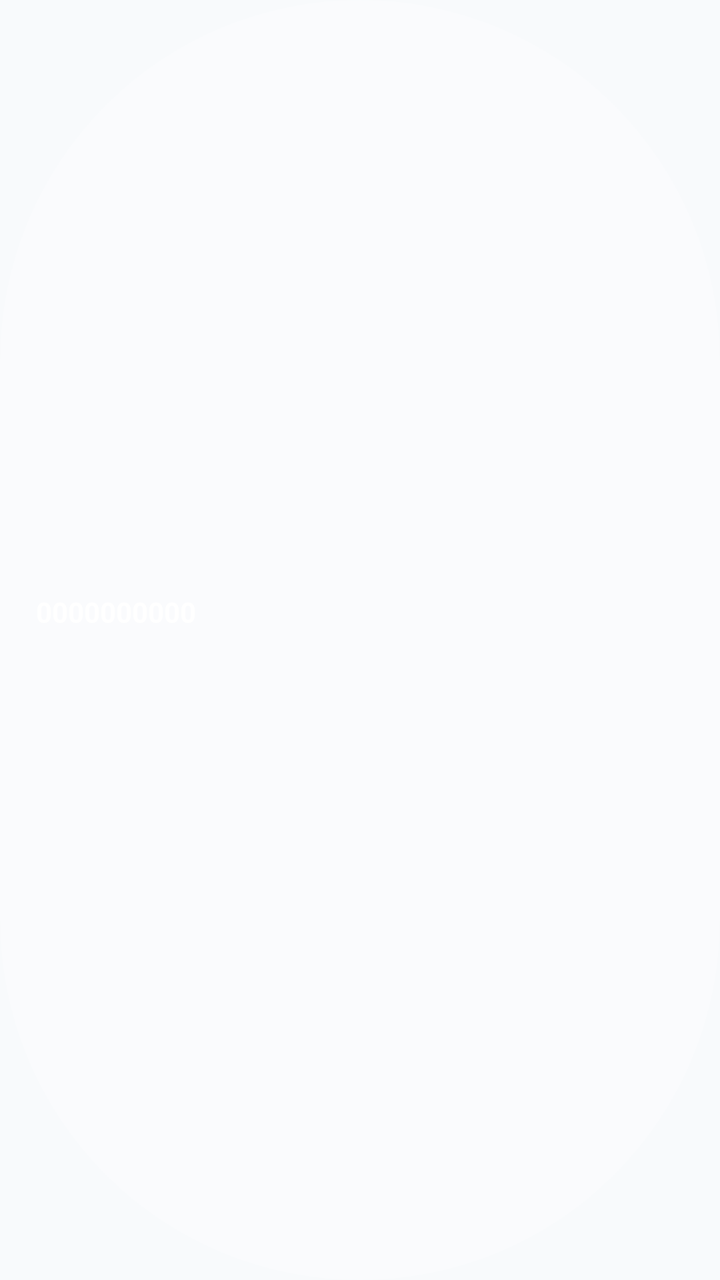
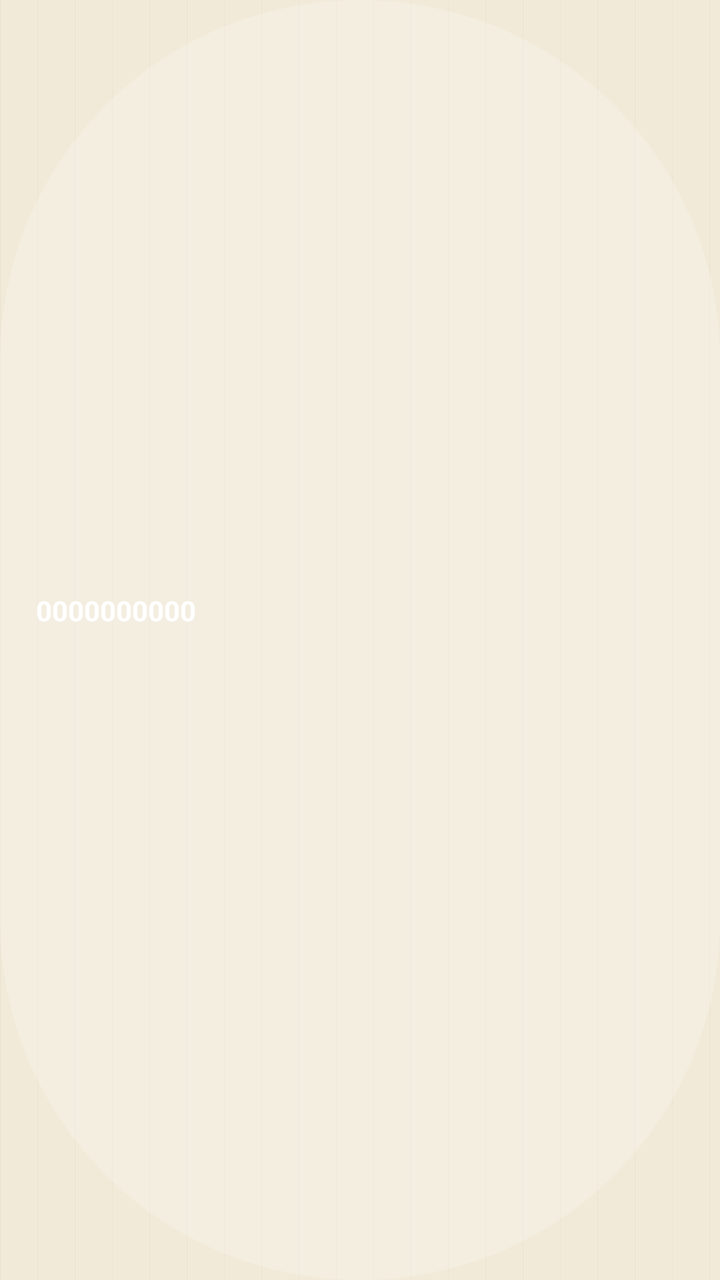

Compare the two renders of this Android layout. The source of the first and the diff that turns it into the second are given below.
<!-- AndroidManifest.xml: application theme Theme.PackTracker -->
<!-- res/layout/item_scanned_barcode.xml -->
<?xml version="1.0" encoding="utf-8"?>
<LinearLayout xmlns:android="http://schemas.android.com/apk/res/android"
    xmlns:app="http://schemas.android.com/apk/res-auto"
    android:layout_width="match_parent"
    android:layout_height="wrap_content"
    android:layout_marginBottom="4dp"
    android:background="@drawable/bg_glass_pill"
    android:gravity="center_vertical"
    android:orientation="horizontal"
    android:padding="10dp">

    <TextView
        android:id="@+id/tvIndex"
        android:layout_width="wrap_content"
        android:layout_height="wrap_content"
        android:layout_marginEnd="8dp"
        android:text=""
        android:textColor="#99FFFFFF"
        android:textSize="12sp"
        android:textStyle="bold" />

    <LinearLayout
        android:layout_width="0dp"
        android:layout_height="wrap_content"
        android:layout_weight="1"
        android:orientation="vertical">

        <TextView
            android:id="@+id/tvBarcodeValue"
            android:layout_width="wrap_content"
            android:layout_height="wrap_content"
            android:maxLines="1"
            android:ellipsize="end"
            android:text="0000000000"
            android:textColor="@color/white"
            android:textSize="14sp"
            android:textStyle="bold" />

        <TextView
            android:id="@+id/tvFormat"
            android:layout_width="wrap_content"
            android:layout_height="wrap_content"
            android:text=""
            android:textColor="#CCFFFFFF"
            android:textSize="10sp" />

        <TextView
            android:id="@+id/tvStatus"
            android:layout_width="wrap_content"
            android:layout_height="wrap_content"
            android:text=""
            android:textColor="@color/white"
            android:textSize="11sp" />

        <TextView
            android:id="@+id/tvDuplicate"
            android:layout_width="wrap_content"
            android:layout_height="wrap_content"
            android:text="Duplicate"
            android:textColor="#FFFFB74D"
            android:textSize="10sp"
            android:visibility="gone" />

        <TextView
            android:id="@+id/tvSaved"
            android:layout_width="wrap_content"
            android:layout_height="wrap_content"
            android:text="Saved"
            android:textColor="#FF81C784"
            android:textSize="10sp"
            android:visibility="gone" />

        <TextView
            android:id="@+id/tvOfflineSaved"
            android:layout_width="wrap_content"
            android:layout_height="wrap_content"
            android:text="Saved offline — will sync"
            android:textColor="#CCFFFFFF"
            android:textSize="10sp"
            android:visibility="gone" />

        <TextView
            android:id="@+id/tvError"
            android:layout_width="wrap_content"
            android:layout_height="wrap_content"
            android:text="Failed to save"
            android:textColor="#FFFF6B6B"
            android:textSize="10sp"
            android:visibility="gone" />
    </LinearLayout>

    <ProgressBar
        android:id="@+id/progressSaving"
        android:layout_width="20dp"
        android:layout_height="20dp"
        android:layout_marginEnd="8dp"
        android:indeterminateTint="@color/white"
        android:visibility="gone" />

    <ImageButton
        android:id="@+id/btnRetry"
        android:layout_width="40dp"
        android:layout_height="40dp"
        android:background="?attr/selectableItemBackgroundBorderless"
        android:contentDescription="Retry"
        android:src="@drawable/ic_refresh"
        android:visibility="gone"
        app:tint="@color/white" />
</LinearLayout>
<!-- resources referenced by this layout -->
<resources>
  <color name="white">#FFFFFF</color>
  <!-- drawable bg_glass_pill (drawable) -->
  <?xml version="1.0" encoding="utf-8"?>
  <shape xmlns:android="http://schemas.android.com/apk/res/android"
      android:shape="rectangle">
      <solid android:color="#33FFFFFF"/>
      <corners android:radius="999dp"/>
  </shape>
  <style name="Theme.PackTracker" parent="Theme.Material3.Light.NoActionBar">
          <item name="colorPrimary">@color/primary</item>
          <item name="colorOnPrimary">@color/white</item>
          <item name="colorPrimaryContainer">@color/primary_light</item>
          <item name="colorSecondary">@color/secondary</item>
          <item name="colorOnSecondary">@color/white</item>
          <item name="colorSurface">@color/surface</item>
          <item name="colorOnSurface">@color/on_surface</item>
          <item name="android:colorBackground">@color/background</item>
          <item name="colorSurfaceVariant">@color/grey_light</item>
          <item name="colorOnSurfaceVariant">@color/on_surface_variant</item>
          <item name="android:statusBarColor">@color/green_primary</item>
      </style>
  <color name="primary">#2563EB</color>
  <color name="primary_light">#EFF6FF</color>
  <color name="secondary">#10B981</color>
  <color name="surface">#FFFFFF</color>
  <color name="on_surface">#1E293B</color>
  <color name="background">#F8FAFC</color>
  <color name="grey_light">#F1F5F9</color>
  <color name="on_surface_variant">#64748B</color>
  <color name="green_primary">#10B981</color>
  <!-- unchanged entries left out for length: 1 -->
</resources>

<!-- the commit's change to res/layout/item_scanned_barcode.xml (unified diff, before → after) -->
@@ -15,8 +15,8 @@
         android:layout_height="wrap_content"
         android:layout_marginEnd="8dp"
         android:text=""
-        android:textColor="#99FFFFFF"
-        android:textSize="12sp"
+        android:textColor="@color/overlay_text_mid"
+        android:textSize="@dimen/text_caption"
         android:textStyle="bold" />
 
     <LinearLayout
@@ -33,7 +33,7 @@
             android:ellipsize="end"
             android:text="0000000000"
             android:textColor="@color/white"
-            android:textSize="14sp"
+            android:textSize="@dimen/text_body"
             android:textStyle="bold" />
 
         <TextView
@@ -41,8 +41,8 @@
             android:layout_width="wrap_content"
             android:layout_height="wrap_content"
             android:text=""
-            android:textColor="#CCFFFFFF"
-            android:textSize="10sp" />
+            android:textColor="@color/overlay_text_high"
+            android:textSize="@dimen/text_micro" />
 
         <TextView
             android:id="@+id/tvStatus"
@@ -50,15 +50,15 @@
             android:layout_height="wrap_content"
             android:text=""
             android:textColor="@color/white"
-            android:textSize="11sp" />
+            android:textSize="@dimen/text_micro" />
 
         <TextView
             android:id="@+id/tvDuplicate"
             android:layout_width="wrap_content"
             android:layout_height="wrap_content"
             android:text="Duplicate"
-            android:textColor="#FFFFB74D"
-            android:textSize="10sp"
+            android:textColor="@color/overlay_pending"
+            android:textSize="@dimen/text_micro"
             android:visibility="gone" />
 
         <TextView
@@ -66,8 +66,8 @@
             android:layout_width="wrap_content"
             android:layout_height="wrap_content"
             android:text="Saved"
-            android:textColor="#FF81C784"
-            android:textSize="10sp"
+            android:textColor="@color/overlay_success"
+            android:textSize="@dimen/text_micro"
             android:visibility="gone" />
 
         <TextView
@@ -75,8 +75,8 @@
             android:layout_width="wrap_content"
             android:layout_height="wrap_content"
             android:text="Saved offline — will sync"
-            android:textColor="#CCFFFFFF"
-            android:textSize="10sp"
+            android:textColor="@color/overlay_text_high"
+            android:textSize="@dimen/text_micro"
             android:visibility="gone" />
 
         <TextView
@@ -84,8 +84,8 @@
             android:layout_width="wrap_content"
             android:layout_height="wrap_content"
             android:text="Failed to save"
-            android:textColor="#FFFF6B6B"
-            android:textSize="10sp"
+            android:textColor="@color/overlay_error"
+            android:textSize="@dimen/text_micro"
             android:visibility="gone" />
     </LinearLayout>
 
<!-- resource entries referenced after the edit -->
@@ -1,35 +1,166 @@
 <!-- resources referenced by this layout -->
 <resources>
-  <color name="white">#FFFFFF</color>
+  <color name="overlay_error">#FFFF6B6B</color>
+  <color name="overlay_pending">#FFFFB74D</color>
+  <color name="overlay_success">#FF81C784</color>
+  <color name="overlay_text_high">#CCFFFFFF</color>
+  <color name="overlay_text_mid">#99FFFFFF</color>
+  <color name="white">#FFFFFFFF</color>
+  <dimen name="text_body">14sp</dimen>
+  <dimen name="text_caption">12sp</dimen>
+  <dimen name="text_micro">11sp</dimen>
   <!-- drawable bg_glass_pill (drawable) -->
   <?xml version="1.0" encoding="utf-8"?>
   <shape xmlns:android="http://schemas.android.com/apk/res/android"
       android:shape="rectangle">
-      <solid android:color="#33FFFFFF"/>
+      <solid android:color="@color/glass_tint"/>
       <corners android:radius="999dp"/>
   </shape>
-  <style name="Theme.PackTracker" parent="Theme.Material3.Light.NoActionBar">
+  <style name="Theme.PackTracker" parent="Theme.Material3.DayNight.NoActionBar">
+          
           <item name="colorPrimary">@color/primary</item>
-          <item name="colorOnPrimary">@color/white</item>
-          <item name="colorPrimaryContainer">@color/primary_light</item>
+          <item name="colorOnPrimary">@color/on_primary</item>
+          <item name="colorPrimaryContainer">@color/primary_container</item>
+          <item name="colorOnPrimaryContainer">@color/on_primary_container</item>
           <item name="colorSecondary">@color/secondary</item>
-          <item name="colorOnSecondary">@color/white</item>
+          <item name="colorOnSecondary">@color/on_secondary</item>
+          <item name="colorSecondaryContainer">@color/secondary_container</item>
+          <item name="colorOnSecondaryContainer">@color/on_secondary_container</item>
+          <item name="colorTertiary">@color/tertiary</item>
+          <item name="colorOnTertiary">@color/on_tertiary</item>
+          <item name="colorTertiaryContainer">@color/tertiary_container</item>
+          <item name="colorOnTertiaryContainer">@color/on_tertiary_container</item>
+  
+          
+          <item name="android:colorBackground">@color/background</item>
+          <item name="colorOnBackground">@color/on_background</item>
           <item name="colorSurface">@color/surface</item>
           <item name="colorOnSurface">@color/on_surface</item>
-          <item name="android:colorBackground">@color/background</item>
-          <item name="colorSurfaceVariant">@color/grey_light</item>
+          <item name="colorSurfaceVariant">@color/surface_variant</item>
           <item name="colorOnSurfaceVariant">@color/on_surface_variant</item>
-          <item name="android:statusBarColor">@color/green_primary</item>
+          <item name="colorSurfaceContainerLowest">@color/surface_container_lowest</item>
+          <item name="colorSurfaceContainerLow">@color/surface_container_low</item>
+          <item name="colorSurfaceContainer">@color/surface_container</item>
+          <item name="colorSurfaceContainerHigh">@color/surface_container_high</item>
+          <item name="colorSurfaceContainerHighest">@color/surface_container_highest</item>
+          <item name="colorSurfaceBright">@color/surface_bright</item>
+          <item name="colorSurfaceDim">@color/surface_dim</item>
+          <item name="colorOutline">@color/outline</item>
+          <item name="colorOutlineVariant">@color/outline_variant</item>
+          <item name="android:colorControlHighlight">@color/outline_variant</item>
+  
+          
+          <item name="colorError">@color/error</item>
+          <item name="colorOnError">@color/on_error</item>
+          <item name="colorErrorContainer">@color/error_container</item>
+          <item name="colorOnErrorContainer">@color/on_error_container</item>
+          <item name="colorControlNormal">@color/on_surface_variant</item>
+          <item name="android:windowLightStatusBar">@bool/light_status_bar</item>
+          <item name="android:statusBarColor">@color/surface</item>
+          <item name="android:navigationBarColor">@color/surface</item>
+          <item name="android:windowBackground">@drawable/bg_kraft_canvas</item>
+  
+          
+          <item name="materialCardViewStyle">@style/Widget.PackTracker.Card</item>
+          <item name="bottomSheetStyle">@style/Widget.PackTracker.BottomSheet</item>
+          <item name="toolbarStyle">@style/Widget.PackTracker.Toolbar</item>
+          <item name="bottomNavigationStyle">@style/Widget.PackTracker.BottomNavigation</item>
       </style>
-  <color name="primary">#2563EB</color>
-  <color name="primary_light">#EFF6FF</color>
-  <color name="secondary">#10B981</color>
-  <color name="surface">#FFFFFF</color>
-  <color name="on_surface">#1E293B</color>
-  <color name="background">#F8FAFC</color>
-  <color name="grey_light">#F1F5F9</color>
-  <color name="on_surface_variant">#64748B</color>
-  <color name="green_primary">#10B981</color>
+  <color name="glass_tint">#33FFFFFF</color>
+  <color name="primary">@color/emerald_700</color>
+  <color name="on_primary">#FFFFFFFF</color>
+  <color name="primary_container">@color/emerald_100</color>
+  <color name="on_primary_container">@color/emerald_900</color>
+  <color name="secondary">@color/gold_500</color>
+  <color name="on_secondary">@color/slate_900</color>
+  <color name="secondary_container">@color/gold_100</color>
+  <color name="on_secondary_container">@color/gold_700</color>
+  <color name="tertiary">@color/emerald_500</color>
+  <color name="on_tertiary">#FFFFFFFF</color>
+  <color name="tertiary_container">@color/emerald_50</color>
+  <color name="on_tertiary_container">@color/emerald_800</color>
+  <color name="surface">#FFFFFFFF</color>
+  <color name="on_surface">@color/slate_900</color>
+  <color name="surface_variant">@color/slate_100</color>
+  <color name="background">@color/kraft</color>
+  <color name="on_background">@color/slate_900</color>
+  <color name="on_surface_variant">@color/slate_600</color>
+  <color name="surface_container_lowest">#FFFFFFFF</color>
+  <color name="surface_container_low">@color/slate_50</color>
+  <color name="surface_container">@color/slate_100</color>
+  <color name="surface_container_high">#FFE9EEF4</color>
+  <color name="surface_container_highest">#FFDDE5EC</color>
+  <color name="surface_bright">#FFFFFFFF</color>
+  <color name="surface_dim">@color/slate_200</color>
+  <color name="outline">@color/slate_400</color>
+  <color name="outline_variant">@color/slate_200</color>
+  <color name="error">#FFDC2626</color>
+  <color name="on_error">#FFFFFFFF</color>
+  <color name="error_container">#FFFEE2E2</color>
+  <color name="on_error_container">#FF7F1D1D</color>
+  <!-- drawable bg_kraft_canvas (drawable) -->
+  <?xml version="1.0" encoding="utf-8"?>
+  <bitmap xmlns:android="http://schemas.android.com/apk/res/android"
+      android:src="@drawable/bg_kraft_tile"
+      android:tileModeX="repeat"
+      android:tileModeY="repeat" />
+  <style name="Widget.PackTracker.Card" parent="Widget.Material3.CardView.Filled">
+          <item name="cardBackgroundColor">@color/surface</item>
+          <item name="strokeColor">@color/card_stroke</item>
+          <item name="strokeWidth">1dp</item>
+          <item name="cardCornerRadius">@dimen/radius_card</item>
+          <item name="cardElevation">@dimen/elevation_card</item>
+      </style>
+  <style name="Widget.PackTracker.BottomSheet" parent="Widget.Material3.BottomSheet.Modal">
+          <item name="backgroundTint">@color/surface</item>
+          <item name="shapeAppearanceOverlay">@style/ShapeAppearance.PackTracker.BottomSheet</item>
+      </style>
+  <style name="Widget.PackTracker.Toolbar" parent="Widget.Material3.Toolbar">
+          <item name="android:background">@color/surface</item>
+          <item name="titleTextAppearance">@style/TextAppearance.PackTracker.ToolbarTitle</item>
+          <item name="titleTextColor">@color/on_surface</item>
+          <item name="subtitleTextColor">@color/on_surface_variant</item>
+          <item name="navigationIconTint">@color/on_surface</item>
+      </style>
+  <style name="Widget.PackTracker.BottomNavigation" parent="Widget.Material3.BottomNavigationView">
+          <item name="android:background">@color/surface</item>
+          <item name="itemIconTint">@color/bottom_nav_color</item>
+          <item name="itemTextColor">@color/bottom_nav_color</item>
+          <item name="labelVisibilityMode">labeled</item>
+      </style>
+  <color name="emerald_700">#FF047857</color>
+  <color name="emerald_100">#FFD1FAE5</color>
+  <color name="emerald_900">#FF064E3B</color>
+  <color name="gold_500">#FFD4AF37</color>
+  <color name="slate_900">#FF0F172A</color>
+  <color name="gold_100">#FFFEF3C7</color>
+  <color name="gold_700">#FF856404</color>
+  <color name="emerald_500">#FF10B981</color>
+  <color name="emerald_50">#FFECFDF5</color>
+  <color name="emerald_800">#FF065F46</color>
+  <color name="kraft">#FFF1EAD9</color>
+  <color name="slate_100">#FFF1F5F9</color>
+  <color name="slate_600">#FF475569</color>
+  <color name="slate_50">#FFF8FAFC</color>
+  <color name="slate_200">#FFE2E8F0</color>
+  <color name="slate_400">#FF94A3B8</color>
+  <!-- drawable bg_kraft_tile: png bitmap (drawable-nodpi, 130 bytes) -->
+  <color name="card_stroke">@color/slate_200</color>
+  <dimen name="radius_card">16dp</dimen>
+  <dimen name="elevation_card">0dp</dimen>
+  <style name="ShapeAppearance.PackTracker.BottomSheet" parent="">
+          <item name="cornerFamily">rounded</item>
+          <item name="cornerSizeTopLeft">24dp</item>
+          <item name="cornerSizeTopRight">24dp</item>
+          <item name="cornerSizeBottomLeft">0dp</item>
+          <item name="cornerSizeBottomRight">0dp</item>
+      </style>
+  <style name="TextAppearance.PackTracker.ToolbarTitle" parent="TextAppearance.MaterialComponents.Headline6">
+          <item name="android:fontFamily">@font/archivo_black</item>
+          <item name="android:textColor">@color/on_background</item>
+          <item name="android:textSize">@dimen/text_title</item>
+      </style>
+  <dimen name="text_title">16sp</dimen>
   <!-- unchanged entries left out for length: 1 -->
 </resources>
 
